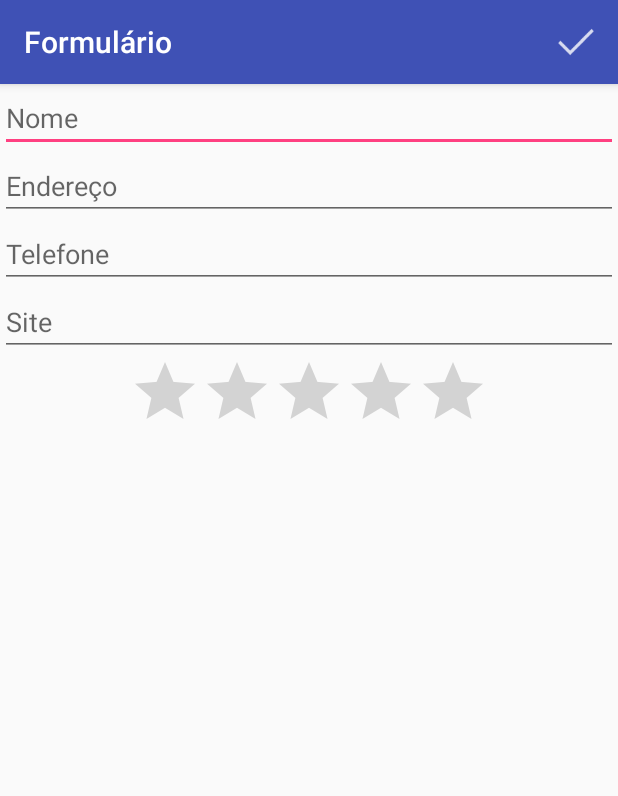
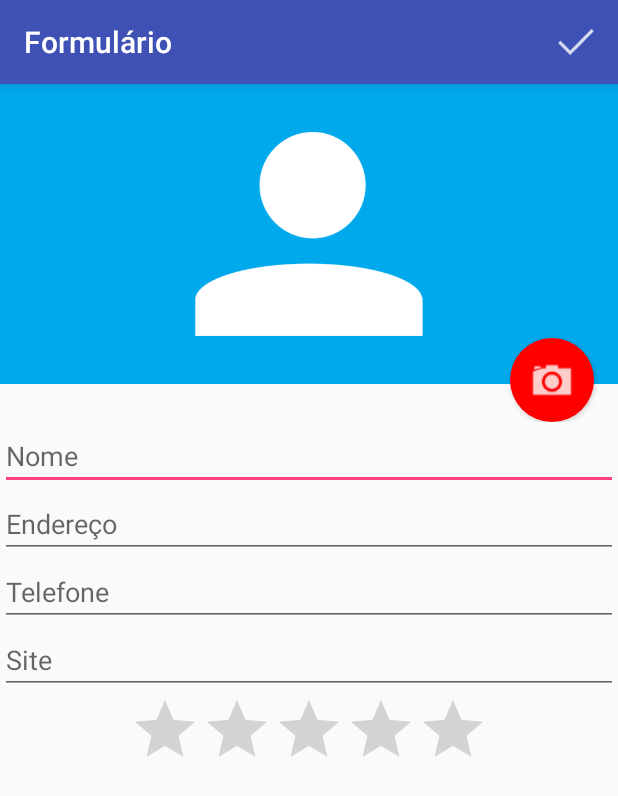
Before and after one commit to guilhermefq/agenda-android-alura, an Android app: the FormularioActivity screen opened directly, with no data from a screen before it, on a phone screen of 412 x 824 dp. Shown: the top 796 px of the screen. Run offline under Robolectric (Android 15) with nearby library versions, the phone set to English and light mode, and no system bars.

Commit message:
Aula 2 A2

```diff
--- a/app/src/main/java/br/com/softgran/agenda/modelo/Contato.java
+++ b/app/src/main/java/br/com/softgran/agenda/modelo/Contato.java
@@ -10,7 +10,7 @@ public class Contato implements Serializable {
     private String telefone;
     private String site;
     private Double nota;
-
+    private String caminhoFoto;
 
     public Long getId() {return id;}
     public void setId(Long id) {this.id = id;}
@@ -30,6 +30,9 @@ public class Contato implements Serializable {
     public Double getNota() {return nota;}
     public void setNota(Double nota) {this.nota = nota;}
 
+    public String getCaminhoFoto() {return caminhoFoto;}
+    public void setCaminhoFoto(String caminhoFoto) {this.caminhoFoto = caminhoFoto;}
+
     @Override
     public String toString() {
         return getId() + " - " + getNome();
--- /dev/null
+++ b/app/src/main/res/drawable/fundo_camera.xml
@@ -0,0 +1,14 @@
+<?xml version="1.0" encoding="utf-8"?>
+<layer-list xmlns:android="http://schemas.android.com/apk/res/android">
+    <item>
+        <shape
+            android:shape="oval">
+            <solid android:color="#FF0000"/>
+            <padding android:bottom="10dp"
+                android:right="10dp"
+                android:left="10dp"
+                android:top="10dp"/>
+        </shape>
+    </item>
+    <item android:drawable="@drawable/ic_camera"/>
+</layer-list>
--- a/app/src/main/res/layout/activity_formulario.xml
+++ b/app/src/main/res/layout/activity_formulario.xml
@@ -1,45 +1,70 @@
 <?xml version="1.0" encoding="utf-8"?>
 
-<ScrollView
-    xmlns:android="http://schemas.android.com/apk/res/android"
+<ScrollView xmlns:android="http://schemas.android.com/apk/res/android"
     android:layout_width="match_parent"
     android:layout_height="match_parent">
+
     <LinearLayout
         android:layout_width="match_parent"
-        android:layout_height="match_parent"
+        android:layout_height="wrap_content"
         android:orientation="vertical">
 
+        <RelativeLayout
+            android:layout_width="match_parent"
+            android:layout_height="225dp">
+
+            <ImageView
+                android:id="@+id/formulario_foto"
+                android:layout_width="match_parent"
+                android:layout_height="200dp"
+                android:src="@drawable/person"
+                android:background="#00A8EC"
+                android:contentDescription="Foto" />
+
+            <Button
+                android:id="@+id/formulario_botao_foto"
+                android:layout_width="56dp"
+                android:layout_height="56dp"
+                android:background="@drawable/fundo_camera"
+                android:layout_alignParentBottom="true"
+                android:layout_alignParentRight="true"
+                android:layout_marginRight="16dp"
+                android:layout_alignParentEnd="true"
+                android:layout_marginEnd="16dp" />
+        </RelativeLayout>
+
         <EditText
+            android:id="@+id/formulario_nome"
             android:layout_width="match_parent"
             android:layout_height="wrap_content"
-            android:hint="Nome"
-            android:id="@+id/formulario_nome"/>
+            android:hint="Nome" />
 
         <EditText
+            android:id="@+id/formulario_endereco"
             android:layout_width="match_parent"
             android:layout_height="wrap_content"
-            android:hint="Endereço"
-            android:id="@+id/formulario_endereco"/>
+            android:hint="Endereço" />
 
         <EditText
+            android:id="@+id/formulario_telefone"
             android:layout_width="match_parent"
             android:layout_height="wrap_content"
-            android:hint="Telefone"
-            android:id="@+id/formulario_telefone"/>
+            android:hint="Telefone" />
 
         <EditText
+            android:id="@+id/formulario_site"
             android:layout_width="match_parent"
             android:layout_height="wrap_content"
-            android:hint="Site"
-            android:id="@+id/formulario_site"/>
+            android:hint="Site" />
 
         <RatingBar
+            android:id="@+id/formulario_nota"
             android:layout_width="wrap_content"
             android:layout_height="wrap_content"
             android:layout_gravity="center"
-            android:numStars="5"
             android:max="10"
-            android:id="@+id/formulario_nota"/>
+            android:numStars="5" />
+
 
     </LinearLayout>
 </ScrollView>
--- /dev/null
+++ b/app/src/main/res/xml/provider_paths.xml
@@ -0,0 +1,4 @@
+<?xml version="1.0" encoding="utf-8"?>
+<paths xmlns:android="http://schemas.android.com/apk/res/android">
+    <external-path name="external_files" path="." />
+</paths>
```
Also changed, not shown: app/src/main/AndroidManifest.xml (+10 -0 lines), app/src/main/java/br/com/softgran/agenda/FormularioActivity.java (+43 -0 lines), app/src/main/java/br/com/softgran/agenda/FormularioHelper.java (+19 -1 lines), app/src/main/java/br/com/softgran/agenda/dao/ContatoDAO.java (+18 -5 lines).
